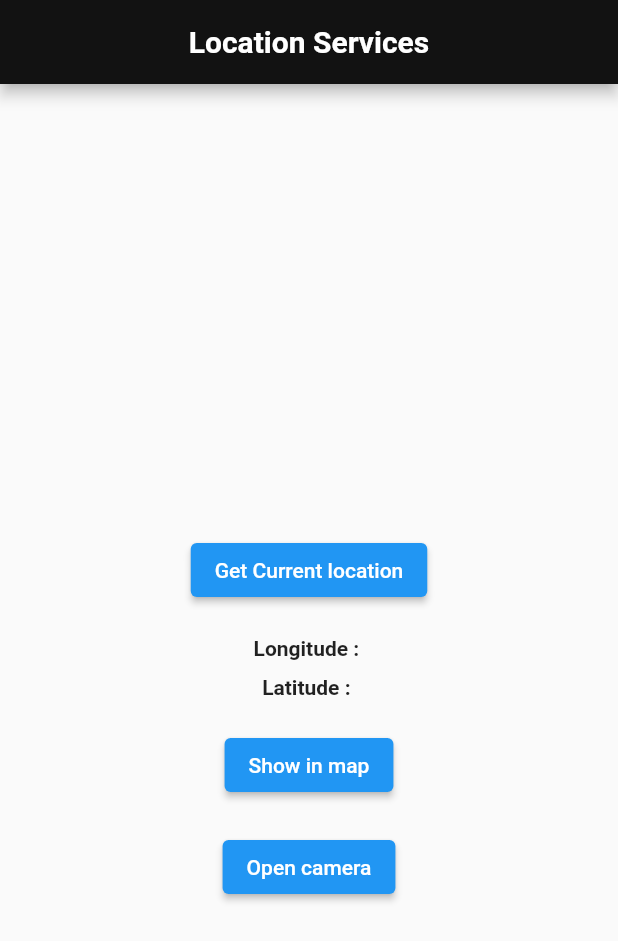
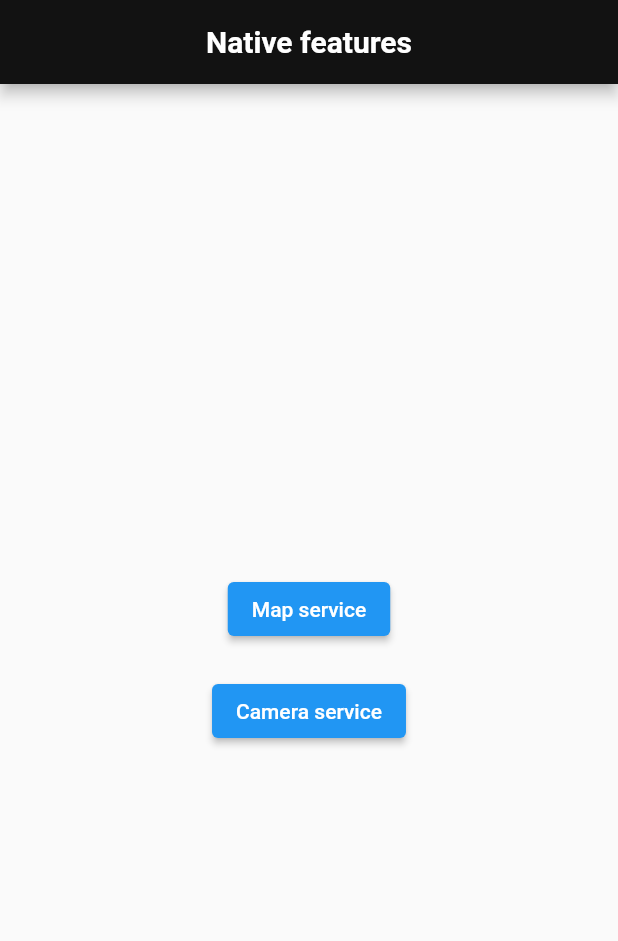
Before and after one commit to Netesh5/native_feature_with_flutter, a Flutter app: the screen it shows after launch, on a phone screen of 412 x 824 dp. Shown: the top 941 px of the screen. Run offline on Flutter 3.47's test engine with Material 2 defaults, Android fonts, the light colour scheme and no system bars; our stand-ins replace camera, geolocator, google_maps_flutter; Roboto replaces fonts that are missing (ubuntu).

Commit message:
files_arrangement

```diff
--- /dev/null
+++ b/lib/Homepage.dart
@@ -0,0 +1,45 @@
+import 'package:camera/camera.dart';
+import 'package:flutter/material.dart';
+import 'package:native_feature/Services/CameraService/cameraScreen.dart';
+import 'package:native_feature/Services/MapHomepage.dart';
+
+class HomePage extends StatelessWidget {
+  Color darkthemeColor = Color(0XFF121212);
+  @override
+  Widget build(BuildContext context) {
+    return Scaffold(
+      appBar: AppBar(
+        centerTitle: true,
+        title: const Text(
+          "Native features",
+          style: TextStyle(color: Colors.white, fontWeight: FontWeight.bold),
+        ),
+        backgroundColor: darkthemeColor,
+      ),
+      body: Center(
+        child: Column(
+          mainAxisAlignment: MainAxisAlignment.center,
+          children: [
+            ElevatedButton(
+                onPressed: () {
+                  Navigator.push(context,
+                      MaterialPageRoute(builder: (context) => mapHomepage()));
+                },
+                child: const Text("Map service")),
+            const SizedBox(
+              height: 20,
+            ),
+            ElevatedButton(
+                onPressed: () {
+                  availableCameras().then((value) => Navigator.push(
+                      context,
+                      MaterialPageRoute(
+                          builder: (context) => cameraScreen(camera: value))));
+                },
+                child: const Text("Camera service")),
+          ],
+        ),
+      ),
+    );
+  }
+}
--- a/lib/screens/cameraScreen.dart
+++ b/lib/Services/CameraService/cameraScreen.dart
@@ -1,7 +1,7 @@
 import 'dart:io';
 import 'package:camera/camera.dart';
 import 'package:flutter/material.dart';
-import 'package:native_feature/screens/gallaryScreen.dart';
+import 'package:native_feature/Services/CameraService/gallaryScreen.dart';
 
 class cameraScreen extends StatefulWidget {
   List<CameraDescription>? camera;
--- a/lib/screens/homepage.dart
+++ b/lib/Services/MapHomepage.dart
@@ -1,11 +1,9 @@
-import 'package:camera/camera.dart';
 import 'package:flutter/material.dart';
 import 'package:native_feature/models/geolocatorModel.dart';
-import 'package:native_feature/screens/cameraScreen.dart';
-import 'package:native_feature/screens/mapScreen.dart';
+import 'package:native_feature/Services/MapService/mapScreen.dart';
 import 'package:provider/provider.dart';
 
-class Homepage extends StatelessWidget {
+class mapHomepage extends StatelessWidget {
   Color darkthemeColor = Color(0XFF121212);
 
   geoLocator _locator = geoLocator();
@@ -68,16 +66,7 @@ class Homepage extends StatelessWidget {
                     child: const Text("Show in map")),
                 const SizedBox(
                   height: 20,
-                ),
-                ElevatedButton(
-                    onPressed: () {
-                      availableCameras().then((value) => Navigator.push(
-                          context,
-                          MaterialPageRoute(
-                              builder: (context) =>
-                                  cameraScreen(camera: value))));
-                    },
-                    child: const Text("Open camera"))
+                )
               ],
             ),
           ),
--- a/lib/screens/mapScreen.dart
+++ b/lib/Services/MapService/mapScreen.dart
@@ -1,5 +1,4 @@
 import 'dart:async';
-
 import 'package:flutter/material.dart';
 import 'package:geolocator/geolocator.dart';
 import 'package:google_maps_flutter/google_maps_flutter.dart';
--- a/lib/main.dart
+++ b/lib/main.dart
@@ -1,5 +1,5 @@
 import 'package:flutter/material.dart';
-import 'screens/homepage.dart';
+import 'package:native_feature/Homepage.dart';
 
 void main() {
   runApp(Myapp());
@@ -13,7 +13,7 @@ class Myapp extends StatelessWidget {
     return MaterialApp(
       theme: ThemeData(fontFamily: "ubuntu"),
       debugShowCheckedModeBanner: false,
-      home: Homepage(),
+      home: HomePage(),
     );
   }
 }
```
Also changed, not shown: lib/Services/CameraService/gallaryScreen.dart (renamed from lib/screens/gallaryScreen.dart).
